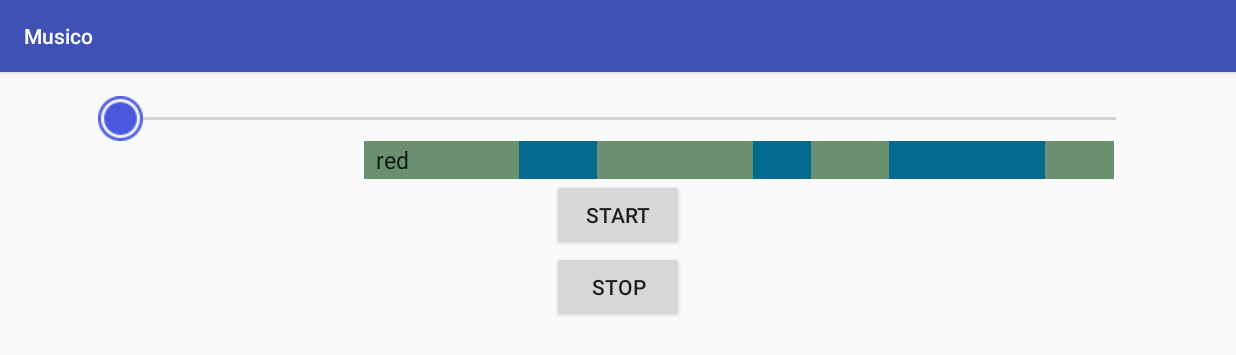
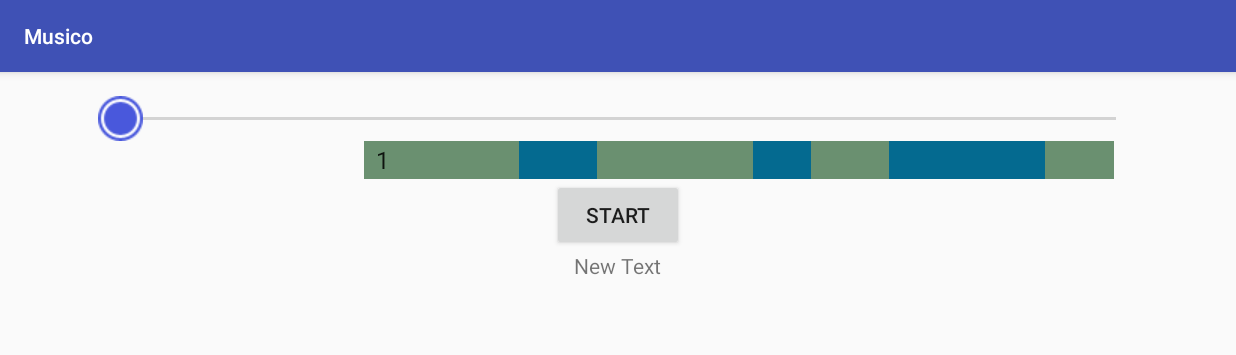
Before and after one commit to sigmasigma/Musico, an Android app: the screen it shows after launch (MainActivity), on a phone screen of 824 x 412 dp (held sideways). Shown: the top 355 px of the screen. Run offline under Robolectric (Android 15) with nearby library versions, the phone set to English and light mode, and no system bars; libraries missing offline, so code that uses them is left out: com.parse.

Commit message:
chord implying now.

```diff
--- a/app/src/main/java/com/example/gushimakota/musico/MainActivity.java
+++ b/app/src/main/java/com/example/gushimakota/musico/MainActivity.java
@@ -10,21 +10,30 @@ import android.widget.SeekBar;
 import android.widget.Spinner;
 import android.widget.AdapterView;
 import android.widget.ArrayAdapter;
+import android.widget.TextView;
 import android.widget.Toast;
 
 import com.parse.Parse;
 import com.parse.ParseObject;
 
+import java.io.IOException;
+
+import static com.example.gushimakota.musico.R.raw.musico_pro_a_6563456_long;
+
 public class MainActivity extends AppCompatActivity{
 
+    private String item;
     private SeekBar progressBar;
     private MediaPlayer mediaPlayer;
+    private MediaPlayer chord1;
+    private MediaPlayer chord2;
     private Button btStart;
-    private Button btStop;
     private Handler handler;
     private int timeProgress;
     private boolean startBool = false;
     private boolean runBool = false;
+    private TextView textView;
+    private boolean playChord1 = false;
 
     @Override
     protected void onCreate(Bundle savedInstanceState) {
@@ -41,24 +50,22 @@ public class MainActivity extends AppCompatActivity{
 //        testObject.saveInBackground();
 
         mediaPlayer = MediaPlayer.create(this, R.raw.musico_pro);
-
-
+        textView = (TextView)findViewById(R.id.textView);
         progressBar = (SeekBar) findViewById(R.id.seekBar);
         // 水平プログレスバーの最大値を設定します
         progressBar.setMax(mediaPlayer.getDuration());
         // 水平プログレスバーの値を設定します
         progressBar.setProgress(0);
         btStart = (Button)findViewById(R.id.bt_start);
-        btStop = (Button)findViewById(R.id.bt_stop);
         btStart.setOnClickListener(new View.OnClickListener() {
             @Override
             public void onClick(View v) {
                 if (mediaPlayer.isPlaying()) {
                     btStart.setText("Start");
                     mediaPlayer.pause();
+                    chord1.pause();
                     runBool = false;
                 }else{
-
                     btStart.setText("Pause");
                     if (startBool == false || timeProgress == mediaPlayer.getDuration()) {
                         try {
@@ -69,20 +76,17 @@ public class MainActivity extends AppCompatActivity{
                             startBool = true;
                             runBool = true;
                             mediaPlayer.seekTo(timeProgress);
-                            mediaPlayer.start();
+                            playChord1 = true;
                             runTimeBar();
                         }
+                    }
+                    if (playChord1) {
+                        chord1.seekTo(timeProgress+180);
+                        chord1.start();
                     }
                     mediaPlayer.start();
                     runBool = true;
                 }
-            }
-        });
-
-        btStop.setOnClickListener(new View.OnClickListener() {
-            @Override
-            public void onClick(View v) {
-
             }
         });
 
@@ -110,19 +114,29 @@ public class MainActivity extends AppCompatActivity{
                         btStart.setText("Pause");
                         mediaPlayer.seekTo(timeProgress);
                         mediaPlayer.start();
+                        chord1.seekTo(timeProgress+180);
+                        chord1.start();
+                        playChord1 = true;
                         runTimeBar();
                         runBool = true;
                     }
                 }
         );
+
+        //spinnerの処理
         ArrayAdapter<String> adapter = new ArrayAdapter<String>(this, android.R.layout.simple_spinner_item);
         adapter.setDropDownViewResource(android.R.layout.simple_spinner_dropdown_item);
-        // アイテムを追加します
-        adapter.add("red");
-        adapter.add("green");
-        adapter.add("blue");
+        // アイテム追加
+        adapter.add("1");
+        adapter.add("2");
+        adapter.add("3");
+        adapter.add("4");
+        adapter.add("5");
+        adapter.add("6");
+        adapter.add("7");
+        adapter.add("8");
         Spinner spinner = (Spinner) findViewById(R.id.spinner2);
-        // アダプターを設定します
+        // アダプター設定
         spinner.setAdapter(adapter);
         // スピナーのアイテムが選択された時に呼び出されるコールバックリスナーを登録します
         spinner.setOnItemSelectedListener(new AdapterView.OnItemSelectedListener() {
@@ -131,25 +145,77 @@ public class MainActivity extends AppCompatActivity{
                                        int position, long id) {
                 Spinner spinner = (Spinner) parent;
                 // 選択されたアイテムを取得します
-                String item = (String) spinner.getSelectedItem();
+                item = (String) spinner.getSelectedItem();
                 Toast.makeText(MainActivity.this, item, Toast.LENGTH_LONG).show();
+                changeChord(item);
+
+
             }
             @Override
             public void onNothingSelected(AdapterView<?> arg0) {
             }
         });
+        if (playChord1){
+            try {
+                chord1.prepare();
+            } catch (IOException e) {
+                e.printStackTrace();
+            }
+        }
     }
 
-    private void runTimeBar(){
+    private void changeChord(String spin){
+        if (playChord1) {
+            chord1.reset();
+            chord1.release();
+        }
+        switch (spin){
+            case "1":
+                chord1 = MediaPlayer.create(this,R.raw.musico_pro_a_4563451_long_1);
+                break;
+            case "2":
+                chord1 = MediaPlayer.create(this,R.raw.musico_pro_a_6563456_alpe);
+                break;
+            case "3":
+                chord1 = MediaPlayer.create(this,R.raw.musico_pro_a_4563451_long);
+                break;
+            case "4":
+                chord1 = MediaPlayer.create(this,R.raw.musico_pro_a_4563451_alpe);
+                break;
+            case "5":
+                chord1 = MediaPlayer.create(this,R.raw.musico_pro_a_6351_long);
+                break;
+            case "6":
+                chord1 = MediaPlayer.create(this,R.raw.musico_pro_a_6351_alpe);
+                break;
+            case "7":
+                chord1 = MediaPlayer.create(this,R.raw.musico_pro_a_canon_long);
+                break;
+            case "8":
+                chord1 = MediaPlayer.create(this,R.raw.musico_pro_a_canon_alpe);
+                break;
+        }
+        playChord1 = true;
+    }
+
+    private void runTimeBar() {
         Thread t = new Thread() {
             @Override
             public void run() {
-                while (runBool&&mediaPlayer.getDuration() - mediaPlayer.getCurrentPosition() >= 1) {
+                while (runBool && mediaPlayer.getDuration() - mediaPlayer.getCurrentPosition() >= 1) {
                     handler.post(new Runnable() {
                         @Override
                         public void run() {
+
                             progressBar.setProgress(mediaPlayer.getCurrentPosition());
+//                            if (playChord1&&mediaPlayer.getCurrentPosition() > 46000 && mediaPlayer.getCurrentPosition() < 74500) {
+//                                chord1.seekTo();
+//                                chord1.start();
+//                                playChord1 = false;
+//                            }
+
                         }
+
                     });
                 }
             }
--- a/app/src/main/res/layout/activity_main.xml
+++ b/app/src/main/res/layout/activity_main.xml
@@ -17,8 +17,7 @@
             android:id="@+id/seekBar"
             android:layout_gravity="center"
             android:focusableInTouchMode="false"
-            android:thumb="@drawable/blue_circle"
-            android:theme="@style/Base.Theme.AppCompat.Light" />
+            android:thumb="@drawable/blue_circle"/>
 
         <LinearLayout
             android:orientation="horizontal"
@@ -114,12 +113,13 @@
             android:id="@+id/bt_start"
             android:layout_gravity="center_horizontal" />
 
-        <Button
+        <TextView
             android:layout_width="wrap_content"
             android:layout_height="wrap_content"
-            android:text="STOP"
-            android:id="@+id/bt_stop"
+            android:text="New Text"
+            android:id="@+id/textView"
             android:layout_gravity="center_horizontal" />
+
     </LinearLayout>
 
 </RelativeLayout>
```
